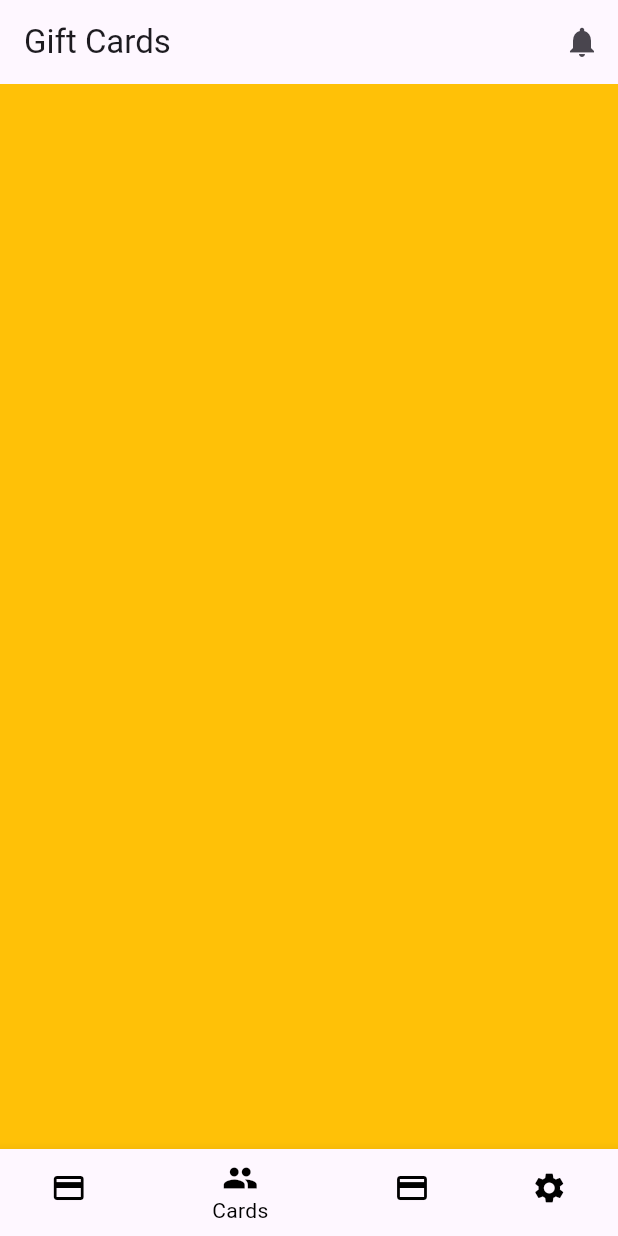
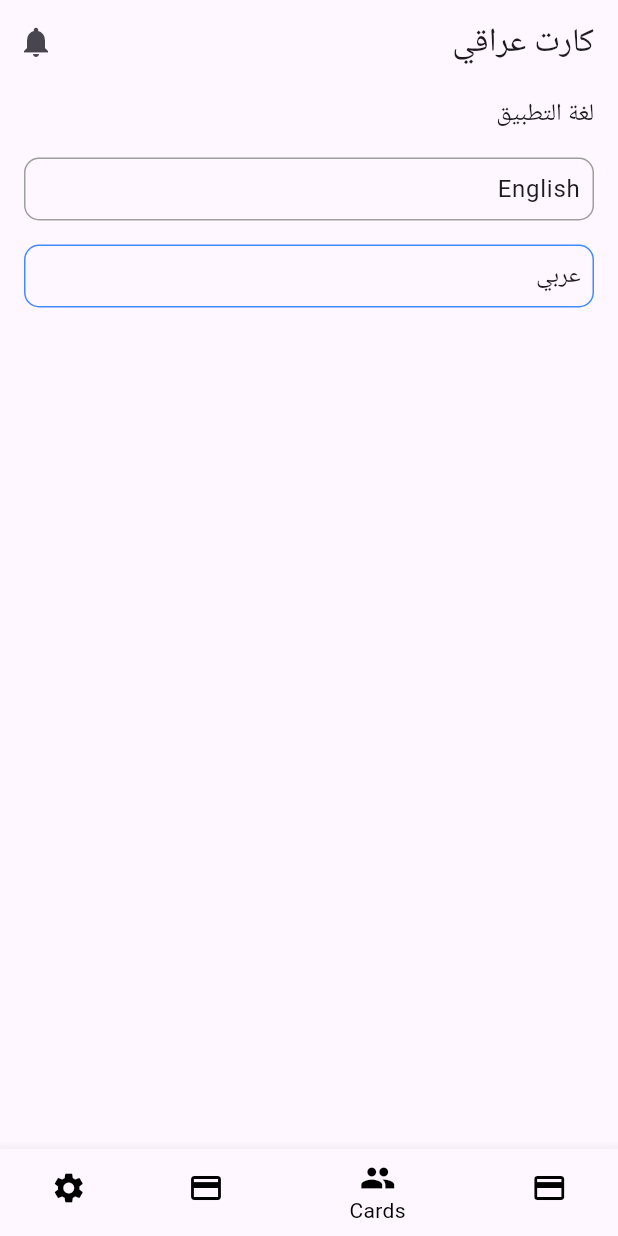
Before and after one commit to lalitjadav007/Iraqi_Card, a Flutter app: the screen it shows after launch, item 2 of the bottom bar chosen, on a phone screen of 412 x 824 dp. Run offline on Flutter 3.47's test engine with Material 2 defaults, Android fonts, the phone set to English and light mode, and no system bars; our stand-ins replace get.

Commit message:
translation setup created

```diff
--- a/lib/bindings.dart
+++ b/lib/bindings.dart
@@ -1,3 +1,4 @@
+import 'package:cards_store/controller/settings_controller.dart';
 import 'package:cards_store/home_controller.dart';
 import 'package:get/get.dart';
 
@@ -9,3 +10,12 @@ class HomeBinding extends Bindings {
     );
   }
 }
+
+class SettingsBinding extends Bindings {
+  @override
+  void dependencies() {
+    Get.lazyPut(
+          () => SettingsController(),
+    );
+  }
+}
--- /dev/null
+++ b/lib/controller/settings_controller.dart
@@ -0,0 +1,5 @@
+import 'package:get/get.dart';
+
+class SettingsController extends GetxController{
+
+}
--- a/lib/home.dart
+++ b/lib/home.dart
@@ -3,6 +3,7 @@ import 'package:cards_store/home_controller.dart';
 import 'package:cards_store/settings.dart';
 import 'package:flutter/material.dart';
 import 'package:get/get.dart';
+import 'package:cards_store/resources/translation_keys.dart' as translations;
 
 class HomeScreen extends GetWidget<HomeController> {
   static var name = "/home";
@@ -13,7 +14,7 @@ class HomeScreen extends GetWidget<HomeController> {
       builder: (controller) {
         return Scaffold(
           appBar: AppBar(
-            title: Text("Gift Cards"),
+            title: Text(translations.title.tr),
             actions: [
               IconButton(
                 onPressed: () {},
@@ -56,7 +57,7 @@ class HomeScreen extends GetWidget<HomeController> {
                 ),
                 BottomNavigationBarItem(
                   icon: Icon(Icons.settings, color: Colors.black),
-                  label: "Settings",
+                  label: translations.settings.tr,
                 ),
               ],
             ),
--- a/lib/main.dart
+++ b/lib/main.dart
@@ -1,8 +1,9 @@
 import 'package:cards_store/bindings.dart';
 import 'package:cards_store/home.dart';
-import 'package:cards_store/home_controller.dart';
+import 'package:cards_store/resources/messages.dart';
 import 'package:flutter/material.dart';
 import 'package:get/get.dart';
+import 'package:cards_store/resources/translation_keys.dart' as translations;
 
 void main() {
   WidgetsFlutterBinding.ensureInitialized();
@@ -16,7 +17,10 @@ class MyApp extends StatelessWidget {
   @override
   Widget build(BuildContext context) {
     return GetMaterialApp(
-      title: 'Cards',
+      title: translations.title.tr,
+      translations: Messages(),
+      locale: const Locale('ar', 'AR'),
+      fallbackLocale: const Locale('en', 'EN'),
       debugShowCheckedModeBanner: false,
       theme: ThemeData(
         colorScheme: ColorScheme.fromSeed(seedColor: Colors.deepPurple),
--- /dev/null
+++ b/lib/resources/ar.dart
@@ -0,0 +1,9 @@
+import 'translation_keys.dart' as translation;
+
+class Ar {
+  Map<String, String> get messages => {
+    translation.title: 'كارت عراقي',
+    translation.appLanguage: 'لغة التطبيق',
+    translation.settings: 'إعدادات',
+  };
+}
--- /dev/null
+++ b/lib/resources/en.dart
@@ -0,0 +1,9 @@
+import 'translation_keys.dart' as translation;
+
+class En {
+  Map<String, String> get messages => {
+    translation.title: 'Iraqi Card',
+    translation.appLanguage: 'App Language',
+    translation.settings: 'Settings',
+  };
+}
--- /dev/null
+++ b/lib/resources/messages.dart
@@ -0,0 +1,11 @@
+import 'package:cards_store/resources/ar.dart';
+import 'package:cards_store/resources/en.dart';
+import 'package:get/get.dart';
+
+class Messages extends Translations {
+  @override
+  Map<String, Map<String, String>> get keys => {
+    'en_US': En().messages,
+    'ar': Ar().messages,
+  };
+}
--- /dev/null
+++ b/lib/resources/translation_keys.dart
@@ -0,0 +1,3 @@
+const title = 'title';
+const appLanguage = 'appLanguage';
+const settings = 'settings';
--- a/lib/settings.dart
+++ b/lib/settings.dart
@@ -1,11 +1,71 @@
+import 'package:cards_store/controller/settings_controller.dart';
 import 'package:flutter/material.dart';
+import 'package:cards_store/resources/translation_keys.dart' as translations;
+import 'package:get/get.dart';
 
-class Settings extends StatelessWidget{
+class Settings extends StatelessWidget {
+  SettingsController controller = Get.put(SettingsController());
+
   @override
   Widget build(BuildContext context) {
     return Container(
-      color: Colors.amber,
+      child: ListView(
+        children: [
+          Padding(
+            padding: const EdgeInsets.symmetric(horizontal: 16, vertical: 8),
+            child: Text(
+              translations.appLanguage.tr,
+              style: Theme.of(context).textTheme.titleMedium,
+            ),
+          ),
+          GestureDetector(
+            onTap: () {
+              Get.updateLocale(const Locale('en', 'EN'));
+            },
+            child: Container(
+              margin: EdgeInsets.symmetric(horizontal: 16, vertical: 8),
+              decoration: BoxDecoration(
+                border: Border.all(color: Get.locale?.languageCode == "en" ? Colors.blueAccent : Colors.grey),
+                borderRadius: BorderRadius.circular(10),
+              ),
+              padding: const EdgeInsets.symmetric(horizontal: 8, vertical: 8),
+              child: Row(
+                children: [
+                  Expanded(
+                    child: Text(
+                      "English",
+                      style: Theme.of(context).textTheme.bodyLarge,
+                    ),
+                  ),
+                ],
+              ),
+            ),
+          ),
+          GestureDetector(
+            onTap: () {
+              Get.updateLocale(const Locale('ar', 'AR'));
+            },
+            child: Container(
+              margin: EdgeInsets.symmetric(horizontal: 16, vertical: 8),
+              decoration: BoxDecoration(
+                border: Border.all(color: Get.locale?.languageCode == "ar" ? Colors.blueAccent : Colors.grey),
+                borderRadius: BorderRadius.circular(10),
+              ),
+              padding: const EdgeInsets.symmetric(horizontal: 8, vertical: 8),
+              child: Row(
+                children: [
+                  Expanded(
+                    child: Text(
+                      "عربي",
+                      style: Theme.of(context).textTheme.bodyLarge,
+                    ),
+                  ),
+                ],
+              ),
+            ),
+          ),
+        ],
+      ),
     );
   }
-
 }
```
